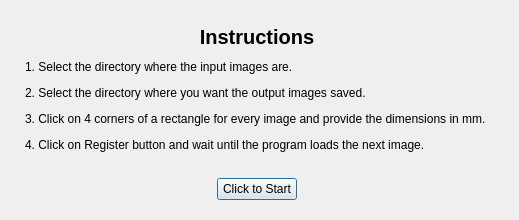
Qt form dissection_photo/retrospective_correction/DialogWelcome.ui (freesurfer/freesurfer) before a commit.
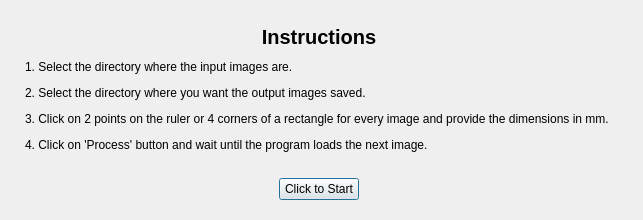
The same form after that commit.

```diff
--- a/dissection_photo/retrospective_correction/DialogWelcome.ui
+++ b/dissection_photo/retrospective_correction/DialogWelcome.ui
@@ -64,7 +64,7 @@
    <item>
     <widget class="QLabel" name="label_2">
      <property name="text">
-      <string>&lt;p&gt;1. Select the directory where the input images are. &lt;/p&gt;&lt;p&gt;2. Select the directory where you want the output images saved.&lt;/p&gt;&lt;p&gt;3. Click on 4 corners of a rectangle for every image and provide the dimensions in mm. &lt;/p&gt;&lt;p&gt;4. Click on Register button and wait until the program loads the next image.&lt;/p&gt;</string>
+      <string>&lt;p&gt;1. Select the directory where the input images are. &lt;/p&gt;&lt;p&gt;2. Select the directory where you want the output images saved.&lt;/p&gt;&lt;p&gt;3. Click on 2 points on the ruler or 4 corners of a rectangle for every image and provide the dimensions in mm. &lt;/p&gt;&lt;p&gt;4. Click on 'Process' button and wait until the program loads the next image.&lt;/p&gt;</string>
      </property>
      <property name="wordWrap">
       <bool>false</bool>
```
